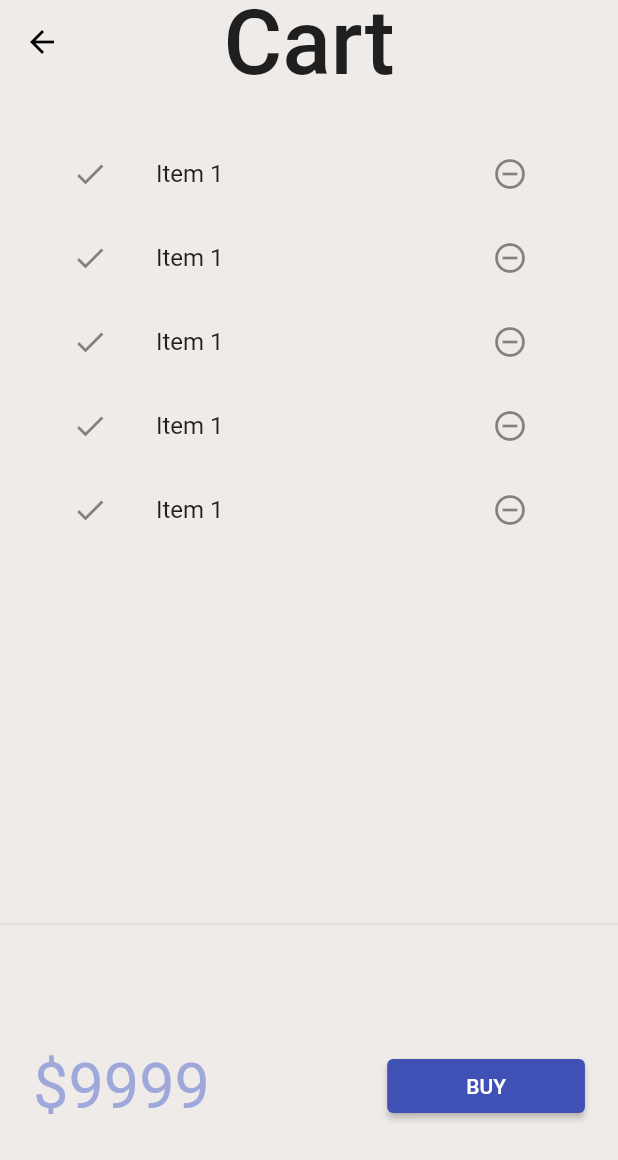
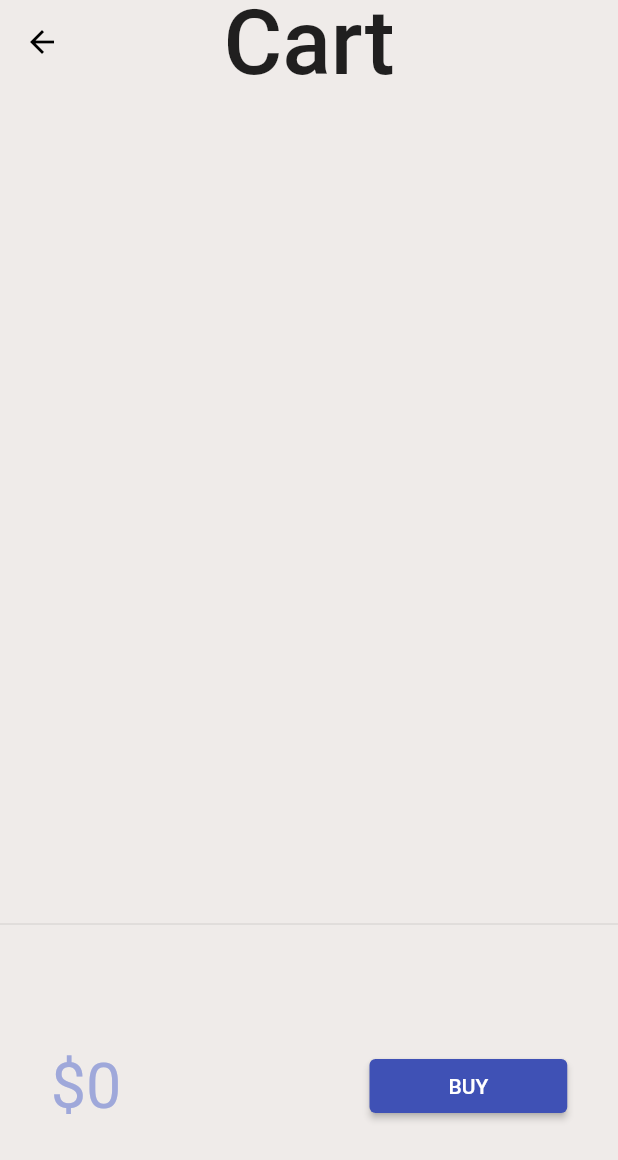
Before and after one commit to notnk/flutter_app, a Flutter app: the screen it shows after launch, after a tap on an icon or button, on a phone screen of 412 x 824 dp. Shown: the top 1160 px of the screen. Run offline on Flutter 3.47's test engine with Material 2 defaults, Android fonts, the phone set to English and light mode, and no system bars; our stand-ins replace google_fonts, velocity_x; network calls fail.

Commit message:
day 19 was completed and has bugs

```diff
--- a/lib/models/cart_page.dart
+++ b/lib/models/cart.dart
@@ -3,6 +3,9 @@ import 'package:newtest/models/catalog.dart';
 import 'package:velocity_x/velocity_x.dart';
 
 class CartModel {
+  static final cartModel= CartModel._internal();
+  CartModel._internal();
+  factory CartModel()=>cartModel;
   late CatalogModel _catalog;
   //collection of IDs in store Ids of each item
   final List<int> _itemIds =[];
--- a/lib/models/catalog.dart
+++ b/lib/models/catalog.dart
@@ -9,6 +9,10 @@ class CatalogModel {
         image:
         "https://encrypted-tbn0.gstatic.com/images?q=tbn:ANd9GcRISJ6msIu4AU9_M9ZnJVQVFmfuhfyJjEtbUm3ZK11_8IV9TV25-1uM5wHjiFNwKy99w0mR5Hk&usqp=CAc")
   ];
+  static final catModel= CatalogModel._internal();
+  CatalogModel._internal();
+  factory CatalogModel()=>catModel;
+  late CatalogModel _catalog;
   //Get Item by ID
   Item getById(int id)=> items.firstWhere((element) => element.id==id, orElse: null);
   //Get Item by position
--- a/lib/pages/cart_page.dart
+++ b/lib/pages/cart_page.dart
@@ -1,4 +1,5 @@
 import 'package:flutter/material.dart';
+import 'package:newtest/models/cart.dart';
 import 'package:velocity_x/velocity_x.dart';
 
 class CartPage extends StatelessWidget {
@@ -29,15 +30,18 @@ class _CartTotal extends StatelessWidget {
 
   @override
   Widget build(BuildContext context) {
+    final _cart=CartModel();
     return SizedBox(
       height: 200,
       child: Row(
         mainAxisAlignment: MainAxisAlignment.spaceAround,
         children: [
-          "\$9999".text.xl5.color(context.theme.backgroundColor).make(),
+          "\$${_cart.totalPrice}".text.xl5.color(context.theme.backgroundColor).make(),
           30.widthBox,
           ElevatedButton(
-            onPressed: (){},
+            onPressed: (){
+              ScaffoldMessenger.of(context).showSnackBar(SnackBar(content: "cant buy".text.make()));
+            },
             child: "BUY".text.make(),
             // style: ButtonStyle(
             //   backgroundColor: MaterialStateProperty.all(context.theme.backgroundColor)
@@ -57,17 +61,19 @@ class _CartList extends StatefulWidget {
 }
 
 class _CartListState extends State<_CartList> {
+  final _cart=CartModel();
   @override
   Widget build(BuildContext context) {
     return ListView.builder(
-      itemCount: 5,
+      itemCount: _cart.items.length,
       itemBuilder: (context,index)=>ListTile(
         leading: const Icon(Icons.done),
         trailing: IconButton(
             icon: const Icon(Icons.remove_circle_outline),
             onPressed: (){},
         ),
-        title: "Item 1".text.make(),
+        // title: '_cart.items[index].name'.text.make(),
+        title: 'Title name not working'.text.make(),
       ),
     );
   }
--- a/lib/widgets/home_widgets/catalogList.dart
+++ b/lib/widgets/home_widgets/catalogList.dart
@@ -1,4 +1,5 @@
 import 'package:flutter/material.dart';
+import 'package:newtest/models/cart.dart';
 import 'package:velocity_x/velocity_x.dart';
 import '../../models/catalog.dart';
 import '../../pages/home_detail_page.dart';
@@ -56,21 +57,44 @@ class CatalogItem extends StatelessWidget {
                     buttonPadding: Vx.mH8,
                     children: [
                       '\$${catalog.price}'.text.make(),
-                      ElevatedButton(
-                        onPressed:() {},
-                        style: ButtonStyle(
-                          shape: MaterialStateProperty.all(const StadiumBorder()),
-                          backgroundColor: MaterialStateProperty.all(Colors.purpleAccent),
-                        ),
-                        child: "Add to cart".text.make(),
-                      )
                     ],
                   ).pOnly(right: 8),
+                   _AddToCart(catalog: catalog),
                 ],
               ),
             ),
           ],
         )
-    ).white.roundedLg.square(150).py4.make();
+    ).white.roundedLg.square(150).py1.make();
   }
 }
+class _AddToCart extends StatefulWidget {
+   Item catalog;
+   _AddToCart({Key? key,required this.catalog}) : super(key: key);
+
+  @override
+  State<_AddToCart> createState() => _AddToCartState();
+}
+
+class _AddToCartState extends State<_AddToCart> {
+  bool isAdded=false;
+  @override
+  Widget build(BuildContext context) {
+    return ElevatedButton(
+      onPressed:() {
+        isAdded=isAdded.toggle();
+        print(isAdded);
+        CatalogModel  _catalog = CatalogModel();
+        final _cart=CartModel();
+        _cart.catalog=_catalog as CatalogModel;
+        _cart.add(widget.catalog);
+        setState(() {});
+      },
+      style: ButtonStyle(
+        shape: MaterialStateProperty.all(const StadiumBorder()),
+        backgroundColor: MaterialStateProperty.all(Colors.purpleAccent),
+      ),
+      child: isAdded? Icon(Icons.done):"Add to cart".text.make(),
+    );
+  }
+}
```
